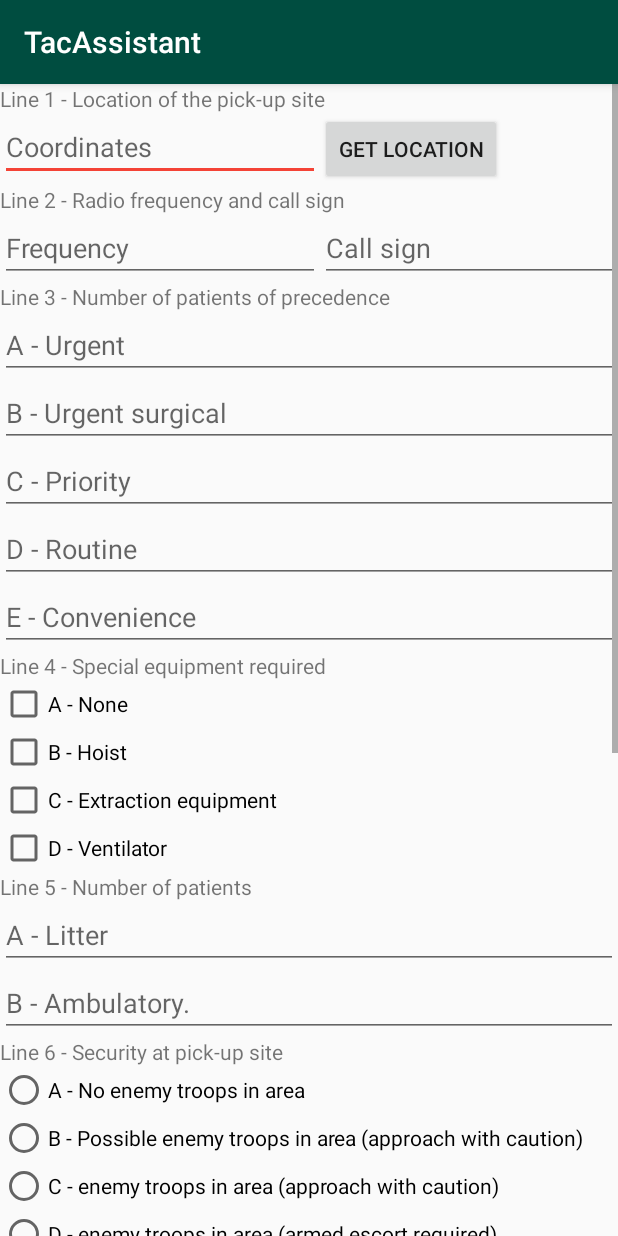
After one commit to hombrecz/Military-Reports-Assistant, an Android app: the MedevacReport screen opened directly, with no data from a screen before it, on a phone screen of 412 x 824 dp. The commit adds this screen. Run offline under Robolectric (Android 15) with nearby library versions, the phone set to English and light mode, and no system bars.

Commit message:
Medevac report

```diff
--- a/app/src/main/AndroidManifest.xml
+++ b/app/src/main/AndroidManifest.xml
@@ -26,6 +26,7 @@
                 android:name="android.support.PARENT_ACTIVITY"
                 android:value="cz.hombre.tacassistant.MainActivity" />
         </activity>
+        <activity android:name=".report.MedevacReport"></activity>
     </application>
 
 </manifest>
--- /dev/null
+++ b/app/src/main/java/cz/hombre/tacassistant/report/MedevacReport.kt
@@ -0,0 +1,13 @@
+package cz.hombre.tacassistant.report
+
+import android.support.v7.app.AppCompatActivity
+import android.os.Bundle
+import cz.hombre.tacassistant.R
+
+class MedevacReport : AppCompatActivity() {
+
+    override fun onCreate(savedInstanceState: Bundle?) {
+        super.onCreate(savedInstanceState)
+        setContentView(R.layout.activity_medevac_report)
+    }
+}
--- /dev/null
+++ b/app/src/main/res/layout/activity_medevac_report.xml
@@ -0,0 +1,426 @@
+<?xml version="1.0" encoding="utf-8"?>
+<ScrollView xmlns:android="http://schemas.android.com/apk/res/android"
+    xmlns:app="http://schemas.android.com/apk/res-auto"
+    xmlns:tools="http://schemas.android.com/tools"
+    android:layout_width="match_parent"
+    android:layout_height="match_parent"
+    android:layout_weight="1"
+    tools:context="cz.hombre.tacassistant.report.MedevacReport"
+    tools:layout_editor_absoluteY="81dp">
+
+    <LinearLayout
+        android:layout_width="match_parent"
+        android:layout_height="wrap_content"
+        android:gravity="top"
+        android:orientation="vertical">
+
+        <LinearLayout
+            android:layout_width="match_parent"
+            android:layout_height="wrap_content"
+            android:layout_weight="1"
+            android:gravity="top"
+            android:orientation="vertical"
+            tools:layout_editor_absoluteX="8dp"
+            tools:layout_editor_absoluteY="8dp">
+
+            <TextView
+                android:id="@+id/textView"
+                android:layout_width="wrap_content"
+                android:layout_height="wrap_content"
+                android:text="@string/report_medevac_line_1" />
+
+            <LinearLayout
+                android:layout_width="wrap_content"
+                android:layout_height="wrap_content"
+                android:orientation="horizontal">
+
+                <EditText
+                    android:id="@+id/editText"
+                    android:layout_width="wrap_content"
+                    android:layout_height="wrap_content"
+                    android:layout_weight="1"
+                    android:ems="10"
+                    android:hint="@string/report_medevac_line_1_coordinates"
+                    android:inputType="textPersonName" />
+
+                <Button
+                    android:id="@+id/button"
+                    android:layout_width="wrap_content"
+                    android:layout_height="wrap_content"
+                    android:layout_weight="1"
+                    android:text="@string/report_medevac_line_1_button" />
+            </LinearLayout>
+
+        </LinearLayout>
+
+        <LinearLayout
+            android:layout_width="match_parent"
+            android:layout_height="wrap_content"
+            android:layout_weight="2"
+            android:gravity="top"
+            android:orientation="vertical">
+
+            <TextView
+                android:id="@+id/textView2"
+                android:layout_width="wrap_content"
+                android:layout_height="wrap_content"
+                android:text="@string/report_medevac_line_2" />
+
+            <LinearLayout
+                android:layout_width="wrap_content"
+                android:layout_height="wrap_content"
+                android:orientation="horizontal">
+
+                <EditText
+                    android:id="@+id/editText2"
+                    android:layout_width="wrap_content"
+                    android:layout_height="wrap_content"
+                    android:ems="10"
+                    android:hint="@string/report_medevac_line_2_frequency"
+                    android:inputType="textPersonName" />
+
+                <EditText
+                    android:id="@+id/editText3"
+                    android:layout_width="wrap_content"
+                    android:layout_height="wrap_content"
+                    android:ems="10"
+                    android:hint="@string/report_medevac_line_2_call_sign"
+                    android:inputType="textPersonName" />
+            </LinearLayout>
+
+        </LinearLayout>
+
+        <LinearLayout
+            android:layout_width="match_parent"
+            android:layout_height="wrap_content"
+            android:layout_weight="3"
+            android:gravity="top"
+            android:orientation="vertical">
+
+            <TextView
+                android:id="@+id/textView3"
+                android:layout_width="wrap_content"
+                android:layout_height="wrap_content"
+                android:text="@string/report_medevac_line_3" />
+
+            <LinearLayout
+                android:layout_width="match_parent"
+                android:layout_height="wrap_content"
+                android:orientation="vertical">
+
+                <EditText
+                    android:id="@+id/editText4"
+                    android:layout_width="match_parent"
+                    android:layout_height="wrap_content"
+                    android:ems="10"
+                    android:hint="@string/report_medevac_line_3_alpha"
+                    android:inputType="number"
+                    android:selectAllOnFocus="false"
+                    android:singleLine="true" />
+
+                <EditText
+                    android:id="@+id/editText5"
+                    android:layout_width="match_parent"
+                    android:layout_height="wrap_content"
+                    android:ems="10"
+                    android:hint="@string/report_medevac_line_3_bravo"
+                    android:inputType="number"
+                    android:singleLine="true" />
+
+                <EditText
+                    android:id="@+id/editText6"
+                    android:layout_width="match_parent"
+                    android:layout_height="wrap_content"
+                    android:ems="10"
+                    android:hint="@string/report_medevac_line_3_charlie"
+                    android:inputType="number"
+                    android:singleLine="true" />
+
+                <EditText
+                    android:id="@+id/editText10"
+                    android:layout_width="match_parent"
+                    android:layout_height="wrap_content"
+                    android:ems="10"
+                    android:hint="@string/report_medevac_line_3_delta"
+                    android:inputType="number" />
+
+                <EditText
+                    android:id="@+id/editText11"
+                    android:layout_width="match_parent"
+                    android:layout_height="wrap_content"
+                    android:ems="10"
+                    android:hint="@string/report_medevac_line_3_echo"
+                    android:inputType="number" />
+            </LinearLayout>
+        </LinearLayout>
+
+        <LinearLayout
+            android:layout_width="match_parent"
+            android:layout_height="wrap_content"
+            android:layout_weight="4"
+            android:orientation="vertical">
+
+            <TextView
+                android:id="@+id/textView4"
+                android:layout_width="wrap_content"
+                android:layout_height="wrap_content"
+                android:text="@string/report_medevac_line_4" />
+
+            <LinearLayout
+                android:layout_width="match_parent"
+                android:layout_height="wrap_content"
+                android:orientation="vertical">
+
+                <CheckBox
+                    android:id="@+id/checkBox"
+                    android:layout_width="match_parent"
+                    android:layout_height="wrap_content"
+                    android:text="@string/report_medevac_line_4_alpha" />
+
+                <CheckBox
+                    android:id="@+id/checkBox2"
+                    android:layout_width="match_parent"
+                    android:layout_height="wrap_content"
+                    android:text="@string/report_medevac_line_4_bravo" />
+
+                <CheckBox
+                    android:id="@+id/checkBox3"
+                    android:layout_width="match_parent"
+                    android:layout_height="wrap_content"
+                    android:text="@string/report_medevac_line_4_charlie" />
+
+                <CheckBox
+                    android:id="@+id/checkBox4"
+                    android:layout_width="match_parent"
+                    android:layout_height="wrap_content"
+                    android:text="@string/report_medevac_line_4_delta" />
+            </LinearLayout>
+
+        </LinearLayout>
+
+        <LinearLayout
+            android:layout_width="match_parent"
+            android:layout_height="match_parent"
+            android:layout_weight="5"
+            android:orientation="vertical">
+
+            <TextView
+                android:id="@+id/textView5"
+                android:layout_width="wrap_content"
+                android:layout_height="wrap_content"
+                android:text="@string/report_medevac_line_5" />
+
+            <LinearLayout
+                android:layout_width="match_parent"
+                android:layout_height="wrap_content"
+                android:orientation="vertical">
+
+                <EditText
+                    android:id="@+id/editText8"
+                    android:layout_width="match_parent"
+                    android:layout_height="wrap_content"
+                    android:ems="10"
+                    android:hint="@string/report_medevac_line_5_alpha"
+                    android:inputType="number" />
+
+                <EditText
+                    android:id="@+id/editText9"
+                    android:layout_width="match_parent"
+                    android:layout_height="wrap_content"
+                    android:ems="10"
+                    android:hint="@string/report_medevac_line_5_bravo"
+                    android:inputType="number" />
+            </LinearLayout>
+        </LinearLayout>
+
+        <LinearLayout
+            android:layout_width="match_parent"
+            android:layout_height="match_parent"
+            android:layout_weight="6"
+            android:orientation="vertical">
+
+            <TextView
+                android:id="@+id/textView12"
+                android:layout_width="wrap_content"
+                android:layout_height="wrap_content"
+                android:text="@string/report_medevac_line_6" />
+
+            <LinearLayout
+                android:layout_width="match_parent"
+                android:layout_height="wrap_content"
+                android:orientation="vertical">
+
+                <RadioButton
+                    android:id="@+id/radioButton"
+                    android:layout_width="wrap_content"
+                    android:layout_height="wrap_content"
+                    android:text="@string/report_medevac_line_6_alpha" />
+
+                <RadioButton
+                    android:id="@+id/radioButton2"
+                    android:layout_width="match_parent"
+                    android:layout_height="wrap_content"
+                    android:text="@string/report_medevac_line_6_bravo" />
+
+                <RadioButton
+                    android:id="@+id/radioButton3"
+                    android:layout_width="match_parent"
+                    android:layout_height="wrap_content"
+                    android:text="@string/report_medevac_line_6_charlie" />
+
+                <RadioButton
+                    android:id="@+id/radioButton4"
+                    android:layout_width="match_parent"
+                    android:layout_height="wrap_content"
+                    android:text="@string/report_medevac_line_6_delta" />
+            </LinearLayout>
+        </LinearLayout>
+
+        <LinearLayout
+            android:layout_width="match_parent"
+            android:layout_height="match_parent"
+            android:layout_weight="7"
+            android:orientation="vertical">
+
+            <TextView
+                android:id="@+id/textView13"
+                android:layout_width="wrap_content"
+                android:layout_height="wrap_content"
+                android:text="@string/report_medevac_line_7" />
+
+            <LinearLayout
+                android:layout_width="match_parent"
+                android:layout_height="wrap_content"
+                android:orientation="vertical">
+
+                <RadioButton
+                    android:id="@+id/radioButton5"
+                    android:layout_width="match_parent"
+                    android:layout_height="wrap_content"
+                    android:text="@string/report_medevac_line_7_alpha" />
+
+                <RadioButton
+                    android:id="@+id/radioButton6"
+                    android:layout_width="match_parent"
+                    android:layout_height="wrap_content"
+                    android:text="@string/report_medevac_line_7_bravo" />
+
+                <RadioButton
+                    android:id="@+id/radioButton7"
+                    android:layout_width="match_parent"
+                    android:layout_height="wrap_content"
+                    android:text="@string/report_medevac_line_7_charlie" />
+
+                <RadioButton
+                    android:id="@+id/radioButton8"
+                    android:layout_width="match_parent"
+                    android:layout_height="wrap_content"
+                    android:text="@string/report_medevac_line_7_delta" />
+
+                <RadioButton
+                    android:id="@+id/radioButton9"
+                    android:layout_width="match_parent"
+                    android:layout_height="wrap_content"
+                    android:text="@string/report_medevac_line_7_echo" />
+            </LinearLayout>
+        </LinearLayout>
+
+        <LinearLayout
+            android:layout_width="match_parent"
+            android:layout_height="match_parent"
+            android:layout_weight="8"
+            android:orientation="vertical">
+
+            <TextView
+                android:id="@+id/textView14"
+                android:layout_width="wrap_content"
+                android:layout_height="wrap_content"
+                android:text="@string/report_medevac_line_8" />
+
+            <LinearLayout
+                android:layout_width="match_parent"
+                android:layout_height="wrap_content"
+                android:orientation="vertical">
+
+                <EditText
+                    android:id="@+id/editText12"
+                    android:layout_width="match_parent"
+                    android:layout_height="wrap_content"
+                    android:ems="10"
+                    android:hint="@string/report_medevac_line_8_alpha"
+                    android:inputType="number" />
+
+                <EditText
+                    android:id="@+id/editText13"
+                    android:layout_width="match_parent"
+                    android:layout_height="wrap_content"
+                    android:ems="10"
+                    android:hint="@string/report_medevac_line_8_bravo"
+                    android:inputType="number" />
+
+                <EditText
+                    android:id="@+id/editText14"
+                    android:layout_width="match_parent"
+                    android:layout_height="wrap_content"
+                    android:ems="10"
+                    android:hint="@string/report_medevac_line_8_charlie"
+                    android:inputType="number" />
+
+                <EditText
+                    android:id="@+id/editText15"
+                    android:layout_width="match_parent"
+                    android:layout_height="wrap_content"
+                    android:ems="10"
+                    android:hint="@string/report_medevac_line_8_delta"
+                    android:inputType="number" />
+
+                <EditText
+                    android:id="@+id/editText16"
+                    android:layout_width="match_parent"
+                    android:layout_height="wrap_content"
+                    android:ems="10"
+                    android:hint="@string/report_medevac_line_8_echo"
+                    android:inputType="number" />
+            </LinearLayout>
+        </LinearLayout>
+
+        <LinearLayout
+            android:layout_width="match_parent"
+            android:layout_height="match_parent"
+            android:layout_weight="9"
+            android:orientation="vertical">
+
+            <TextView
+                android:id="@+id/textView15"
+                android:layout_width="wrap_content"
+                android:layout_height="wrap_content"
+                android:text="@string/report_medevac_line_9" />
+
+            <LinearLayout
+                android:layout_width="match_parent"
+                android:layout_height="wrap_content"
+                android:orientation="vertical">
+
+                <RadioButton
+                    android:id="@+id/radioButton10"
+                    android:layout_width="match_parent"
+                    android:layout_height="wrap_content"
+                    android:text="@string/report_medevac_line_9_november" />
+
+                <RadioButton
+                    android:id="@+id/radioButton11"
+                    android:layout_width="match_parent"
+                    android:layout_height="wrap_content"
+                    android:text="@string/report_medevac_line_9_biological" />
+
+                <RadioButton
+                    android:id="@+id/radioButton12"
+                    android:layout_width="match_parent"
+                    android:layout_height="wrap_content"
+                    android:text="@string/report_medevac_line_9_chemical" />
+            </LinearLayout>
+        </LinearLayout>
+
+    </LinearLayout>
+
+</ScrollView>
--- a/app/src/main/res/values/strings.xml
+++ b/app/src/main/res/values/strings.xml
@@ -32,6 +32,51 @@
     <string name="status_location_image_description">Location info</string>
     <string name="status_time_image_description">Time info</string>
 
+    <!--Reports-->
+
+    <!--Medevac-->
+    <string name="report_medevac_line_1">Line 1 - Location of the pick-up site</string>
+    <string name="report_medevac_line_1_coordinates">Coordinates</string>
+    <string name="report_medevac_line_1_button">Get location</string>
+    <string name="report_medevac_line_2">Line 2 - Radio frequency and call sign</string>
+    <string name="report_medevac_line_2_frequency">Frequency</string>
+    <string name="report_medevac_line_2_call_sign">Call sign</string>
+    <string name="report_medevac_line_3">Line 3 - Number of patients of precedence</string>
+    <string name="report_medevac_line_3_alpha">A - Urgent</string>
+    <string name="report_medevac_line_3_bravo">B - Urgent surgical</string>
+    <string name="report_medevac_line_3_charlie">C - Priority</string>
+    <string name="report_medevac_line_3_delta">D - Routine</string>
+    <string name="report_medevac_line_3_echo">E - Convenience</string>
+    <string name="report_medevac_line_4">Line 4 - Special equipment required</string>
+    <string name="report_medevac_line_4_alpha">A - None</string>
+    <string name="report_medevac_line_4_bravo">B - Hoist</string>
+    <string name="report_medevac_line_4_charlie">C - Extraction equipment</string>
+    <string name="report_medevac_line_4_delta">D - Ventilator</string>
+    <string name="report_medevac_line_5">Line 5 - Number of patients</string>
+    <string name="report_medevac_line_5_alpha">A -  Litter</string>
+    <string name="report_medevac_line_5_bravo">B - Ambulatory.</string>
+    <string name="report_medevac_line_6">Line 6 - Security at pick-up site</string>
+    <string name="report_medevac_line_6_alpha">A - No enemy troops in area</string>
+    <string name="report_medevac_line_6_bravo">B - Possible enemy troops in area (approach with caution)</string>
+    <string name="report_medevac_line_6_charlie">C - enemy troops in area (approach with caution)</string>
+    <string name="report_medevac_line_6_delta">D - enemy troops in area (armed escort required)</string>
+    <string name="report_medevac_line_7">Line 7 - Method of pick-up site marking</string>
+    <string name="report_medevac_line_7_alpha">A - Panel</string>
+    <string name="report_medevac_line_7_bravo">B - Pyrotechnic signal</string>
+    <string name="report_medevac_line_7_charlie">C - Smoke signal</string>
+    <string name="report_medevac_line_7_delta">D - None</string>
+    <string name="report_medevac_line_7_echo">E - Other</string>
+    <string name="report_medevac_line_8">Line 8 - Patient nationality and status</string>
+    <string name="report_medevac_line_8_alpha">A - US military</string>
+    <string name="report_medevac_line_8_bravo">B - US civilian</string>
+    <string name="report_medevac_line_8_charlie">C - Non-US military</string>
+    <string name="report_medevac_line_8_delta">D - Non-US civilian</string>
+    <string name="report_medevac_line_8_echo">E - Enemy POW </string>
+    <string name="report_medevac_line_9">Line 9 - NBC contamination</string>
+    <string name="report_medevac_line_9_november">N - Nuclear</string>
+    <string name="report_medevac_line_9_biological">B - Biological</string>
+    <string name="report_medevac_line_9_chemical">C - Chemical</string>
+
     <!-- Settings -->
     <string name="title_activity_settings">Settings</string>
     <string name="preference_callsign_summary">Callsign used in reports.</string>
--- a/app/src/main/res/xml/pref_settings.xml
+++ b/app/src/main/res/xml/pref_settings.xml
@@ -25,7 +25,7 @@
         android:summary="@string/preference_ramrod_summary"
         android:title="@string/preference_ramrod_title" />
     <ListPreference
-        android:defaultValue="0"
+        android:defaultValue="1"
         android:entries="@array/preference_phonetic_alphabet_values"
         android:entryValues="@array/preference_phonetic_alphabet_values"
         android:key="preference_phonetic_alphabet"
```
